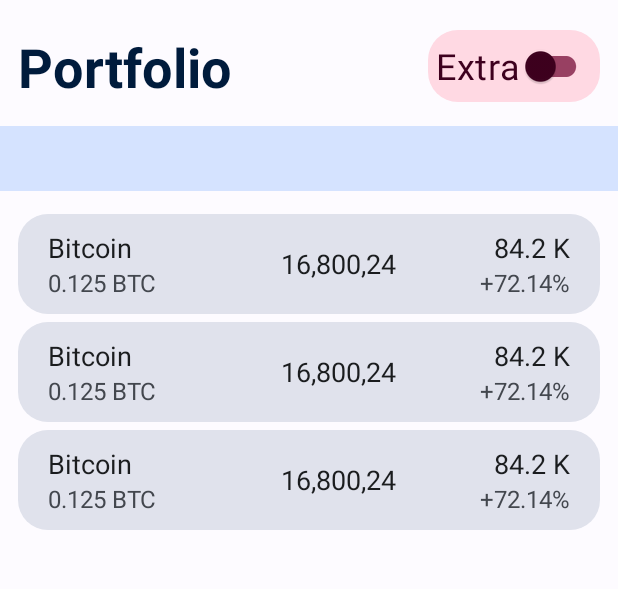
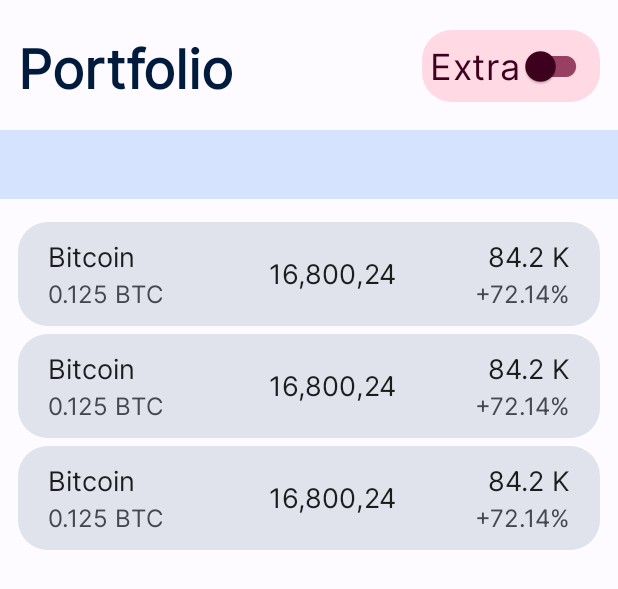
Before and after one commit to Tambosa/MIM_Wallet, an Android app: the layout fragment_wallet.xml on its own in the app's theme, with its tools: preview values and no code run, on a phone screen of 412 x 824 dp. Shown: the top 589 px of the screen. Run offline under Robolectric (Android 15) with nearby library versions, the phone set to English and light mode, and no system bars.

Commit message:
изменил шрифт / исправил математику

```diff
--- a/app/src/main/java/com/aroman/mimwallet/presentation/wallet/adapters/WalletAdapterDelegate.kt
+++ b/app/src/main/java/com/aroman/mimwallet/presentation/wallet/adapters/WalletAdapterDelegate.kt
@@ -28,7 +28,7 @@ fun coinAdapterDelegate(
                 item.price * item.count,
                 DecimalFormat("$#,###,###.00")
             )
-            binding.totalPrice24hChange.text = DecimalFormat("#,##%").format(item.percentChange24h)
+            binding.totalPrice24hChange.text = DecimalFormat("0.##'%'").format(item.percentChange24h)
 
             if (item.percentChange24h > 0) {
                 binding.totalPrice24hChange.setTextColor(Color.GREEN)
--- a/app/src/main/res/values/styles.xml
+++ b/app/src/main/res/values/styles.xml
@@ -5,31 +5,37 @@
         <item name="android:textStyle">bold</item>
         <item name="android:textColor">?attr/colorOnPrimaryContainer</item>
         <item name="android:textSize">36sp</item>
+        <item name="android:fontFamily">@font/inter</item>
     </style>
 
     <style name="TextLargeOnPrimary">
         <item name="android:textColor">?attr/colorOnPrimaryContainer</item>
         <item name="android:textSize">32sp</item>
+        <item name="android:fontFamily">@font/inter</item>
     </style>
 
     <style name="TextLargeOnTertiary">
         <item name="android:textColor">?attr/colorOnTertiaryContainer</item>
         <item name="android:textSize">24sp</item>
+        <item name="android:fontFamily">@font/inter</item>
     </style>
 
     <style name="TextRecyclerItemPrimary">
         <item name="android:textColor">?attr/colorOnSurface</item>
         <item name="android:textSize">18sp</item>
+        <item name="android:fontFamily">@font/inter</item>
     </style>
 
     <style name="TextRecyclerItemSecondary">
         <item name="android:textColor">?attr/colorOnSurfaceVariant</item>
         <item name="android:textSize">16sp</item>
+        <item name="android:fontFamily">@font/inter</item>
     </style>
 
     <style name="TextOnSurface">
         <item name="android:textColor">?attr/colorOnPrimarySurface</item>
         <item name="android:textSize">20sp</item>
+        <item name="android:fontFamily">@font/inter</item>
     </style>
 
 </resources>
```
Also changed, not shown: app/src/main/java/com/aroman/mimwallet/presentation/wallet/WalletFragment.kt (+5 -5 lines), app/src/main/res/font/inter.ttf (added).
